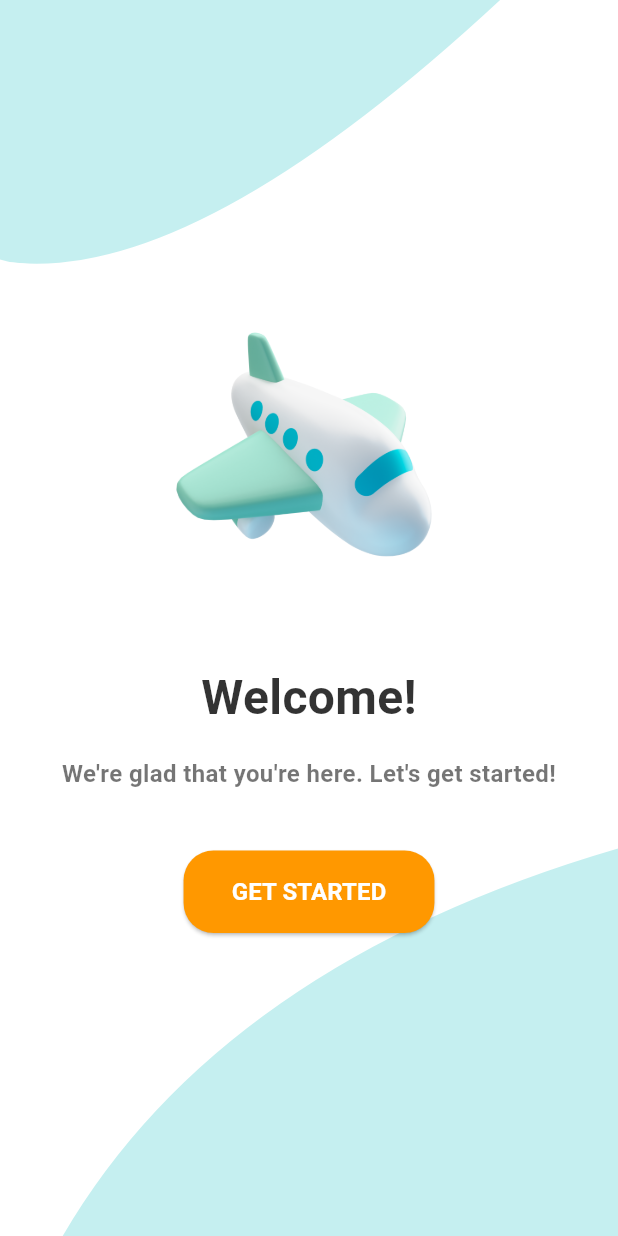
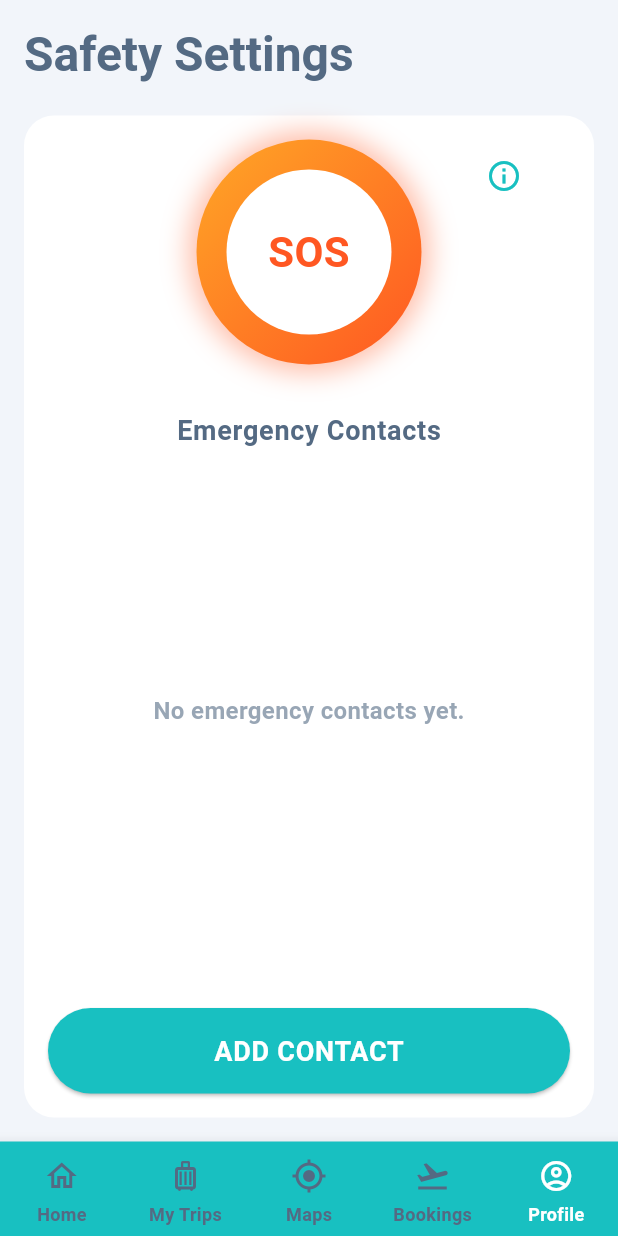
Before and after one commit to Ecell23/Travel-App-Frontend, a Flutter app: the screen it shows after launch, on a phone screen of 412 x 824 dp. Run offline on Flutter 3.47's test engine with Material 3 defaults, Android fonts, the phone set to English and light mode, and no system bars; our stand-ins replace geolocator, permission_handler; missing offline and left inert: flutter_phone_direct_caller, telephony.

Commit message:
emergency page implemented

```diff
--- a/lib/main.dart
+++ b/lib/main.dart
@@ -4,7 +4,7 @@ import 'package:travel_app/pages/pages.dart';
 import 'package:travel_app/pages/profile_page/profile_page.dart';
 import 'config/theme.dart';
 
-void main() {
+void main() async {
   runApp(MyApp());
 }
 
@@ -14,7 +14,7 @@ class MyApp extends StatelessWidget {
     return MaterialApp(
       title: 'Flutter App',
       theme: AppTheme.lightTheme,
-      initialRoute: '/splash',  // Set the splash screen as initial route
+      initialRoute: '/emergencyPage',  // Set the splash screen as initial route
 
       routes: {
         '/splash': (context) => SplashScreen(),  // Add splash screen route
@@ -28,7 +28,8 @@ class MyApp extends StatelessWidget {
         '/bookingPage' : (context) => BookingPage(),
         '/filterpage':(context)=> FilterPage(),
         '/profilepage':(context)=> ProfilePage(),
-        '/searchPage' : (context) => SearchPage()
+        '/searchPage' : (context) => SearchPage(),
+        '/emergencyPage' : (context) => EmergencyContactPage()
       },
       debugShowCheckedModeBanner: false, // Disable debug banner
     );
--- /dev/null
+++ b/lib/pages/emergency_page/emergency_page.dart
@@ -0,0 +1,166 @@
+import 'package:flutter/material.dart';
+import 'package:travel_app/pages/emergency_page/widgets/add_contact_button.dart';
+import 'package:travel_app/pages/emergency_page/widgets/sos_button.dart';
+import 'package:travel_app/widgets/bottom_nav.dart';
+
+class EmergencyContactPage extends StatefulWidget {
+  @override
+  _EmergencyContactPageState createState() => _EmergencyContactPageState();
+}
+
+class _EmergencyContactPageState extends State<EmergencyContactPage> {
+  List<String> emergencyContacts = [];
+
+  void addContact(String contact) {
+    setState(() {
+      emergencyContacts.add(contact);
+    });
+  }
+
+  void removeContact(int index) {
+    setState(() {
+      emergencyContacts.removeAt(index);
+    });
+  }
+
+  void showInfoDialog(BuildContext context) {
+    final colorScheme = Theme.of(context).colorScheme;
+    final textTheme = Theme.of(context).textTheme;
+
+    showDialog(
+      context: context,
+      builder: (context) {
+        return AlertDialog(
+          shape: RoundedRectangleBorder(
+            borderRadius: BorderRadius.circular(20),
+          ),
+          title: Text(
+            'SOS Button Info',
+            style: textTheme.bodyLarge?.copyWith(color: colorScheme.onSurface),
+          ),
+          content: Text(
+            'Pressing the SOS button will:\n\n'
+                '1. Send an emergency message to your saved contacts with your location.\n'
+                '2. Make a direct call to the local police authorities.',
+            style: textTheme.bodyMedium?.copyWith(color: colorScheme.onSurface),
+          ),
+          actions: [
+            TextButton(
+              onPressed: () => Navigator.pop(context),
+              child: Text(
+                'OK',
+                style: TextStyle(color: colorScheme.primary),
+              ),
+            ),
+          ],
+        );
+      },
+    );
+  }
+
+  @override
+  Widget build(BuildContext context) {
+    final colorScheme = Theme.of(context).colorScheme;
+    final textTheme = Theme.of(context).textTheme;
+
+    return Scaffold(
+      backgroundColor: colorScheme.surface,
+      body: SafeArea(
+        child: Padding(
+          padding: const EdgeInsets.all(16.0),
+          child: Column(
+            crossAxisAlignment: CrossAxisAlignment.start,
+            children: [
+              Text(
+                'Safety Settings',
+                style: textTheme.titleLarge?.copyWith(color: colorScheme.onSurface),
+              ),
+              SizedBox(height: 20),
+              Expanded(
+                child: Container(
+                  padding: const EdgeInsets.all(16.0),
+                  decoration: BoxDecoration(
+                    color: Colors.white,
+                    borderRadius: BorderRadius.circular(20),
+                  ),
+                  child: Column(
+                    children: [
+                      // Centering the SOS Button with Info Button
+                      Stack(
+                        children: [
+                          Center(
+                            child: SOSButtonWidget(emergencyContacts: emergencyContacts),
+                          ),
+                          Positioned(
+                            right: 20,
+                            top: 0,
+                            child: IconButton(
+                              icon: Icon(Icons.info_outline, color: colorScheme.primary),
+                              onPressed: () => showInfoDialog(context),
+                            ),
+                          ),
+                        ],
+                      ),
+                      SizedBox(height: 30),
+                      Text(
+                        'Emergency Contacts',
+                        style: textTheme.bodyLarge?.copyWith(color: colorScheme.onSurface),
+                      ),
+                      SizedBox(height: 15),
+
+                      // Show placeholder if the list is empty
+                      Expanded(
+                        child: emergencyContacts.isEmpty
+                            ? Center(
+                          child: Text(
+                            'No emergency contacts yet.',
+                            style: textTheme.bodyMedium?.copyWith(color: colorScheme.onSurface.withOpacity(0.6)),
+                          ),
+                        )
+                            : ListView.builder(
+                          itemCount: emergencyContacts.length,
+                          itemBuilder: (context, index) {
+                            return Padding(
+                              padding: const EdgeInsets.symmetric(vertical: 6.0),
+                              child: Row(
+                                children: [
+                                  Expanded(
+                                    child: Container(
+                                      padding: const EdgeInsets.symmetric(horizontal: 12, vertical: 8),
+                                      decoration: BoxDecoration(
+                                        color: colorScheme.secondaryContainer,
+                                        borderRadius: BorderRadius.circular(20),
+                                        border: Border.all(color: colorScheme.primary.withOpacity(0.5)),
+                                      ),
+                                      child: Text(
+                                        emergencyContacts[index],
+                                        style: textTheme.bodyMedium?.copyWith(color: colorScheme.onSurface),
+                                      ),
+                                    ),
+                                  ),
+                                  IconButton(
+                                    icon: Icon(Icons.delete, color: colorScheme.error),
+                                    onPressed: () => removeContact(index),
+                                  ),
+                                ],
+                              ),
+                            );
+                          },
+                        ),
+                      ),
+
+                      // Add Contact Button
+                      SizedBox(height: 20),
+                      AddContactWidget(onAddContact: addContact),
+                    ],
+                  ),
+                ),
+              ),
+            ],
+          ),
+        ),
+      ),
+      bottomNavigationBar: BottomNav(currentindex: 4),
+    );
+  }
+}
--- /dev/null
+++ b/lib/pages/emergency_page/widgets/add_contact_button.dart
@@ -0,0 +1,98 @@
+import 'package:flutter/material.dart';
+
+class AddContactWidget extends StatelessWidget {
+  final Function(String) onAddContact;
+
+  AddContactWidget({required this.onAddContact});
+
+  bool isValidPhoneNumber(String phoneNumber) {
+    // Basic validation for a 10-digit number (can be modified for international numbers)
+    final regex = RegExp(r'^\d{10}$');
+    return regex.hasMatch(phoneNumber);
+  }
+
+  @override
+  Widget build(BuildContext context) {
+    TextEditingController contactController = TextEditingController();
+
+    final colorScheme = Theme.of(context).colorScheme;
+    final textTheme = Theme.of(context).textTheme;
+
+    return Padding(
+      padding: const EdgeInsets.only(top: 20.0),
+      child: SizedBox(
+        width: double.infinity,
+        child: ElevatedButton(
+          onPressed: () => showDialog(
+            context: context,
+            builder: (context) {
+              return AlertDialog(
+                shape: RoundedRectangleBorder(
+                  borderRadius: BorderRadius.circular(20),
+                ),
+                title: Text(
+                  'Add New Contact',
+                  style: textTheme.bodyLarge?.copyWith(color: colorScheme.onSurface),
+                ),
+                content: TextField(
+                  controller: contactController,
+                  decoration: InputDecoration(
+                    hintText: 'Enter phone number',
+                    filled: true,
+                    fillColor: colorScheme.surface,
+                    border: OutlineInputBorder(
+                      borderRadius: BorderRadius.circular(12),
+                      borderSide: BorderSide.none,
+                    ),
+                  ),
+                  keyboardType: TextInputType.phone,
+                ),
+                actions: [
+                  TextButton(
+                    onPressed: () => Navigator.pop(context),
+                    child: Text(
+                      'Cancel',
+                      style: TextStyle(color: colorScheme.error),
+                    ),
+                  ),
+                  TextButton(
+                    onPressed: () {
+                      String enteredNumber = contactController.text.trim();
+
+                      if (enteredNumber.isNotEmpty && isValidPhoneNumber(enteredNumber)) {
+                        onAddContact(enteredNumber);
+                        Navigator.pop(context);
+                      } else {
+                        ScaffoldMessenger.of(context).showSnackBar(
+                          SnackBar(
+                            content: Text('Please enter a valid 10-digit phone number.'),
+                            backgroundColor: colorScheme.error,
+                          ),
+                        );
+                      }
+                    },
+                    child: Text(
+                      'Add',
+                      style: TextStyle(color: colorScheme.primary),
+                    ),
+                  ),
+                ],
+              );
+            },
+          ),
+          style: ElevatedButton.styleFrom(
+            backgroundColor: colorScheme.primary,
+            padding: EdgeInsets.symmetric(vertical: 15),
+            shape: RoundedRectangleBorder(
+              borderRadius: BorderRadius.circular(30),
+            ),
+          ),
+          child: Text(
+            'ADD CONTACT',
+            style: textTheme.bodyLarge?.copyWith(color: colorScheme.onPrimary),
+          ),
+        ),
+      ),
+    );
+  }
+}
--- /dev/null
+++ b/lib/pages/emergency_page/widgets/sos_button.dart
@@ -0,0 +1,92 @@
+import 'package:flutter/material.dart';
+import 'package:travel_app/pages/emergency_page/utils/utils.dart'; // Adjust the import path according to your folder structure
+
+class SOSButtonWidget extends StatelessWidget {
+  final List<String> emergencyContacts;
+
+  SOSButtonWidget({required this.emergencyContacts});
+
+  void onSOSPressed(BuildContext context) async {
+    try {
+      // Request permissions and proceed only if granted
+      bool permissionsGranted = await requestPermissions();
+      if (!permissionsGranted) {
+        ScaffoldMessenger.of(context).showSnackBar(
+          SnackBar(content: Text('SOS Failed. Please grant all required permissions.')),
+        );
+        return;
+      }
+
+      // Flags to check if both SMS and Police call succeed
+      bool smsSuccess = false;
+      bool policeCallSuccess = false;
+
+      // Attempt to send Emergency SMS
+      smsSuccess = await sendEmergencySMS(context, emergencyContacts);
+
+      // Attempt to call Police
+      policeCallSuccess = await callPolice(context);
+
+      // Show success message if both operations succeed
+      if (smsSuccess && policeCallSuccess) {
+        ScaffoldMessenger.of(context).showSnackBar(
+          SnackBar(content: Text('Emergency SMS sent and police called successfully!')),
+        );
+      } else {
+        ScaffoldMessenger.of(context).showSnackBar(
+          SnackBar(content: Text('SOS Failed. Please try again.')),
+        );
+      }
+    } catch (e) {
+      ScaffoldMessenger.of(context).showSnackBar(
+        SnackBar(content: Text('Failed to send SOS or call police.')),
+      );
+    }
+  }
+
+  @override
+  Widget build(BuildContext context) {
+    return GestureDetector(
+      onTap: () => onSOSPressed(context),
+      child: Container(
+        width: 150,
+        height: 150,
+        decoration: BoxDecoration(
+          shape: BoxShape.circle,
+          gradient: LinearGradient(
+            colors: [Colors.orange.shade400, Colors.deepOrange],
+            begin: Alignment.topLeft,
+            end: Alignment.bottomRight,
+          ),
+          boxShadow: [
+            BoxShadow(
+              color: Colors.deepOrange.withOpacity(0.4),
+              spreadRadius: 5,
+              blurRadius: 15,
+            ),
+          ],
+        ),
+        child: Center(
+          child: Container(
+            width: 110,
+            height: 110,
+            decoration: BoxDecoration(
+              shape: BoxShape.circle,
+              color: Colors.white,
+            ),
+            child: Center(
+              child: Text(
+                'SOS',
+                style: TextStyle(
+                  fontSize: 28,
+                  fontWeight: FontWeight.bold,
+                  color: Colors.deepOrange,
+                ),
+              ),
+            ),
+          ),
+        ),
+      ),
+    );
+  }
+}
--- a/lib/pages/pages.dart
+++ b/lib/pages/pages.dart
@@ -8,3 +8,4 @@ export "homepage/homepage.dart";
 export 'search_page/search_page.dart';
 export 'reset_password_page/reset_password_page.dart';
 export 'bookings_page/bookings_page.dart';
+export 'emergency_page/emergency_page.dart';
```
Also changed, not shown: lib/pages/emergency_page/utils/utils.dart (added, +54 -0 lines), pubspec.yaml (+7 -0 lines), pubspec.lock, 8 other files.
